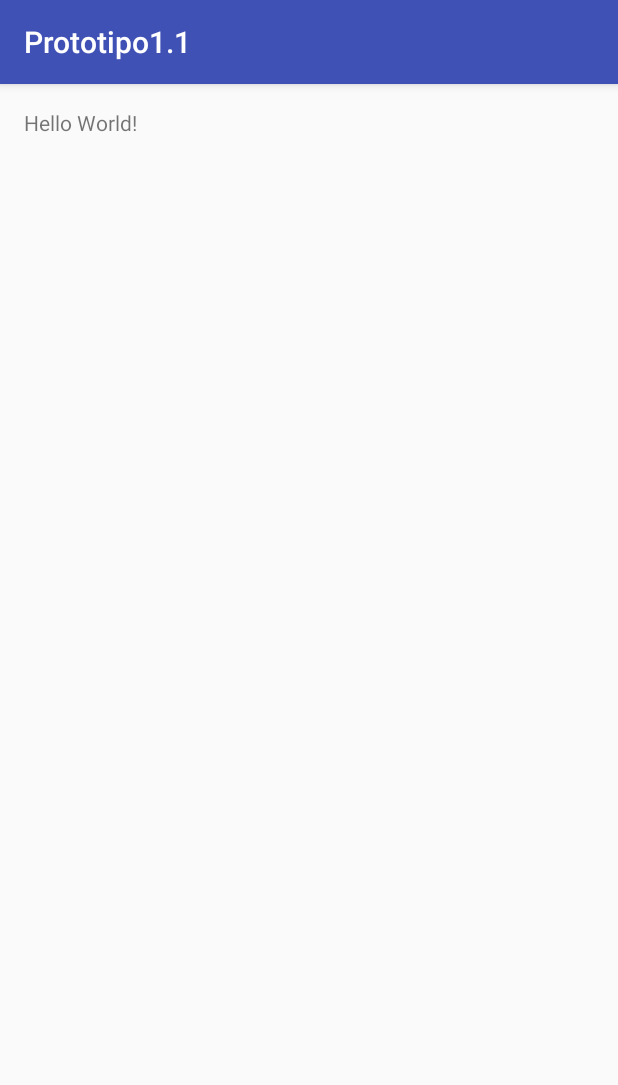
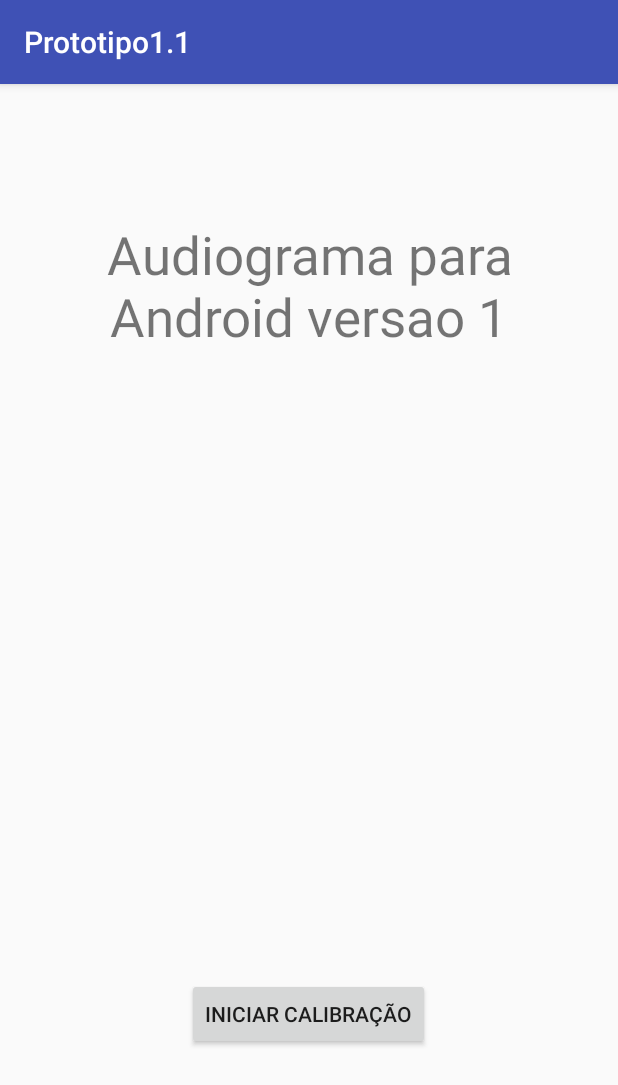
Before and after one commit to Brunozimpel/Como-voc-escuta-, an Android app: the screen it shows after launch (MainActivity), on a phone screen of 412 x 824 dp. Shown: the top 1085 px of the screen. Run offline under Robolectric (Android 15) with nearby library versions, the phone set to English and light mode, and no system bars.

Commit message:
Autalizacao1.0

```diff
--- a/app/src/main/res/layout/activity_main.xml
+++ b/app/src/main/res/layout/activity_main.xml
@@ -10,7 +10,24 @@
     tools:context="com.example.bruno.prototipo11.MainActivity">
 
     <TextView
+        android:layout_width="fill_parent"
+        android:layout_height="wrap_content"
+        android:text="@string/tittle"
+        android:layout_alignParentTop="true"
+        android:layout_centerHorizontal="true"
+        android:layout_marginTop="74dp"
+        android:gravity="center"
+        android:textSize="35sp"/>
+
+    <Button
         android:layout_width="wrap_content"
         android:layout_height="wrap_content"
-        android:text="Hello World!" />
+        android:text="@string/button_1"
+        android:id="@+id/button"
+        android:layout_alignParentBottom="true"
+        android:layout_centerHorizontal="true"
+        android:layout_marginBottom="108dp"
+        android:onClick="goTocalibracao"/>
+
+
 </RelativeLayout>
--- a/app/src/main/res/values/strings.xml
+++ b/app/src/main/res/values/strings.xml
@@ -1,3 +1,7 @@
 <resources>
     <string name="app_name">Prototipo1.1</string>
+    <string name="tittle">Audiograma para Android versao 1</string>
+    <string name="button_1">Iniciar Calibração</string>
+    <string name="calibracao">Calibração em andamento</string>
+
 </resources>
```
Also changed, not shown: app/src/main/java/com/example/bruno/prototipo11/Calibracao.java (added, +7 -0 lines), app/src/main/java/com/example/bruno/prototipo11/MainActivity.java (+10 -0 lines), app/src/main/res/layout/activity_calibracao.xml (added, +17 -0 lines).
